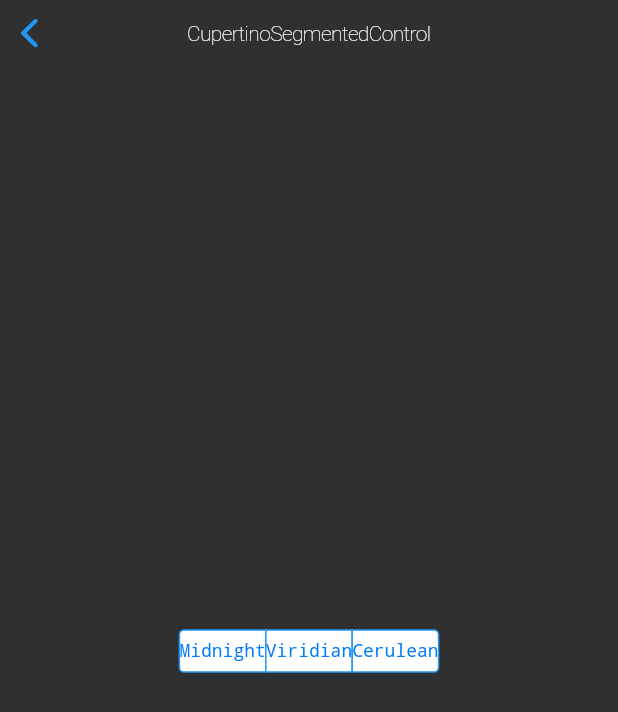
After one commit to hiroyuki12/flutter_my_app, a Flutter app: the MyCupertinoSegmentedControl screen opened directly, on a phone screen of 412 x 824 dp. The commit adds this screen. Shown: the top 712 px of the screen. Run offline on Flutter 3.47's test engine with Material 2 defaults, Android fonts, the phone set to English and light mode, and no system bars; our stand-ins replace device_info.

Commit message:
add CupertinoSegmentedControl

```diff
--- a/lib/main.dart
+++ b/lib/main.dart
@@ -1,11 +1,10 @@
 import 'package:flutter/cupertino.dart';
 import 'package:flutter/material.dart';
-import 'pages/BottomNavigationBar.dart';
 import 'pages/CounterScreen.dart';
 import 'pages/Cupertino/CupertinoScreen.dart';
 import 'pages/Cupertino/CupertinoTabBarScreen.dart';
 import 'pages/FileRWScreen.dart';
-import 'pages/HelloWorld.dart';
+import 'pages/Cupertino/CupertinoHelloWorld.dart';
 import 'pages/HomeScreen.dart';
 import 'pages/LayoutScreen.dart';
 import 'pages/ListView2Screen.dart';
@@ -33,7 +32,7 @@ class MyApp extends StatelessWidget {
       initialRoute: '/helloWorld',
 
       routes: {
-        '/helloWorld': (context) => HelloWorld(),
+        '/helloWorld': (context) => CupertinoHelloWorld(),
         '/flutterIssues': (context) => FlutterIssues(),
         '/qiita': (context) => Qiita(),
         '/setting': (context) => Setting(),
--- /dev/null
+++ b/lib/pages/Cupertino/CupertinoSegmentedControl.dart
@@ -0,0 +1,59 @@
+import 'package:flutter/cupertino.dart';
+
+class MyCupertinoSegmentedControl extends StatefulWidget {
+  @override
+    State<StatefulWidget> createState() {
+    return _State();
+  }
+}
+
+var titleTextStyle = new TextStyle(
+fontWeight: FontWeight.w100,
+decoration: TextDecoration.none,
+fontSize: 14,
+color: CupertinoColors.white);
+
+var controlTextStyle = new TextStyle(
+fontWeight: FontWeight.w200,
+decoration: TextDecoration.none,
+fontSize: 12,
+color: CupertinoColors.systemBlue);
+
+class _State extends State<MyCupertinoSegmentedControl> {
+
+  @override
+  Widget build(BuildContext context) {
+    return CupertinoPageScaffold(
+      navigationBar: CupertinoNavigationBar(
+        middle: Text("CupertinoSegmentedControl", style: titleTextStyle),
+        backgroundColor: const Color(0xff333333),
+      ),
+      child: Center(
+        //child: Text("Hello World2!"),
+        child: _buildCupertinoSegmentedControl(),
+      ),
+    );
+  }
+}
+
+Widget _buildCupertinoSegmentedControl() {
+   return CupertinoSegmentedControl(
+     selectedColor: CupertinoColors.systemRed,  //変わらない
+     unselectedColor: CupertinoColors.white,
+     children: {
+       "1": Text("Midnight", style: controlTextStyle,),
+       "2": Text("Viridian", style: controlTextStyle,),
+       "3": Text("Cerulean", style: controlTextStyle,),
+     },
+     onValueChanged: (value) {
+       if (value == "1") {
+         //_showCupertinoActionSheet(context);
+       }
+       if (value == "2") {
+         //_showCupertinoPicker(context);
+       }
+       if (value == "3") {
+         //_showCupertinoPicker(context);
+       }
+   },);
+ }
```
